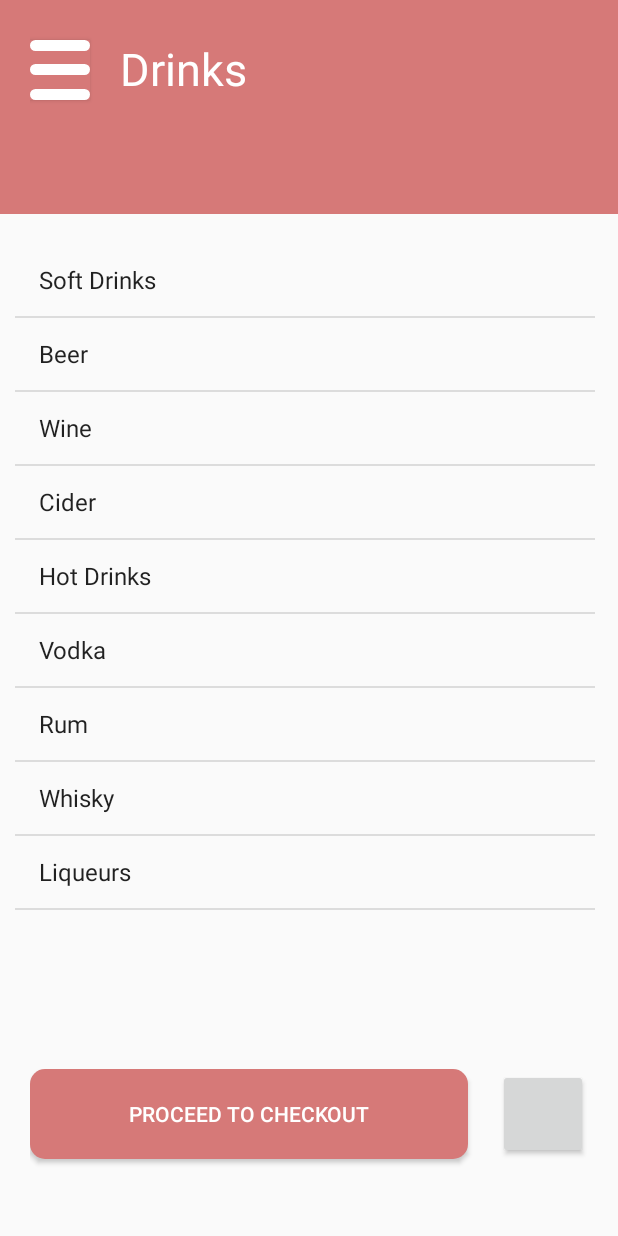
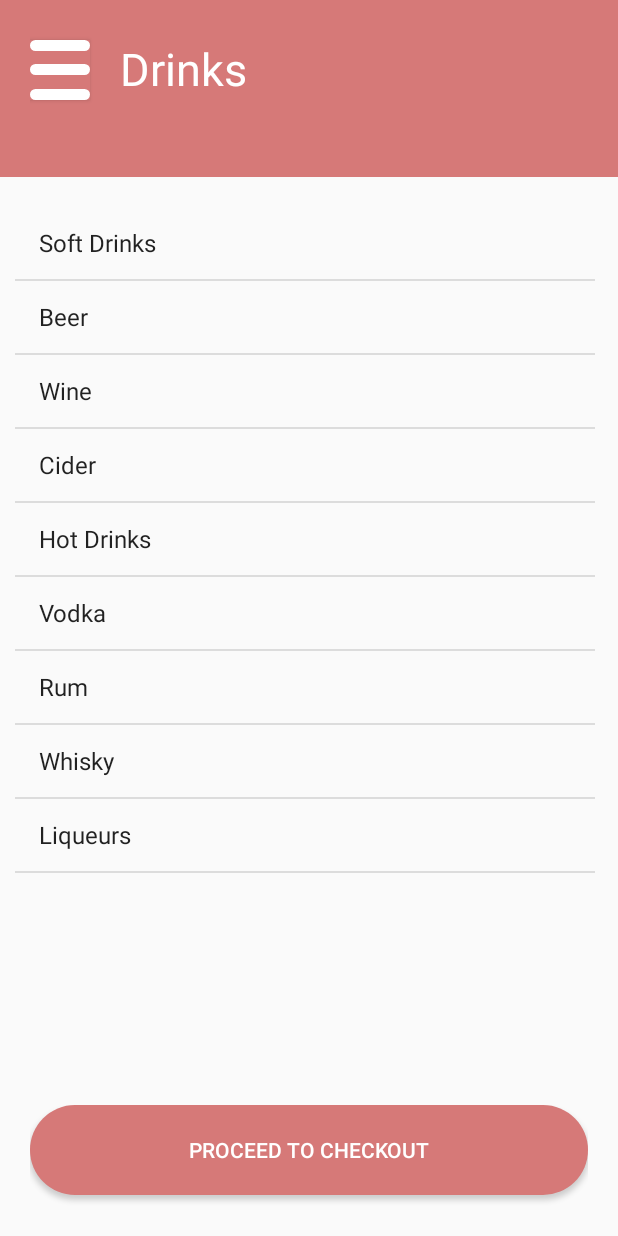
Before and after one commit to rossbelldev/HonoursProjectApp, an Android app: the OrderActivity screen opened directly, with no data from a screen before it, after a tap on "Drinks", on a phone screen of 412 x 824 dp. Run offline under Robolectric (Android 15) with nearby library versions, the phone set to English and light mode, and no system bars; our stand-ins replace Firebase (no records; nobody signed in at launch, a user with empty details on screens opened directly).

Commit message:
changed some layout proportions

```diff
--- a/App/app/src/main/java/com/honoursapp/activities/BrowseItemsActivity.java
+++ b/App/app/src/main/java/com/honoursapp/activities/BrowseItemsActivity.java
@@ -31,7 +31,7 @@ import java.util.Arrays;
 public class BrowseItemsActivity extends AppCompatActivity {
 
     //Buttons
-    Button btnBurgerBar, btnBasket, btnProceed;
+    Button btnBurgerBar, btnProceed;
 
     //List View
     ListView lvItems;
@@ -61,7 +61,6 @@ public class BrowseItemsActivity extends AppCompatActivity {
 
         //Buttons
         btnBurgerBar = (Button) findViewById(R.id.btnBurgerBar);
-        btnBasket = (Button) findViewById(R.id.btnBasket);
         btnProceed = (Button) findViewById(R.id.btnProceed);
 
         //List view
@@ -90,7 +89,7 @@ public class BrowseItemsActivity extends AppCompatActivity {
         lvItems.setAdapter(adapter);
 
         //On click for the basket button
-        btnBasket.setOnClickListener(new View.OnClickListener() {
+        btnProceed.setOnClickListener(new View.OnClickListener() {
             @Override
             public void onClick(View view) {
                 Intent i = new Intent(view.getContext(), BasketActivity.class);
--- a/App/app/src/main/java/com/honoursapp/activities/OrderActivity.java
+++ b/App/app/src/main/java/com/honoursapp/activities/OrderActivity.java
@@ -23,7 +23,7 @@ import java.util.Arrays;
 public class OrderActivity extends AppCompatActivity {
 
     //Buttons
-    Button btnBurgerBar, btnProceed, btnBasket;
+    Button btnBurgerBar, btnProceed;
 
     //List View
     ListView lvCategories;
@@ -42,7 +42,6 @@ public class OrderActivity extends AppCompatActivity {
         //Buttons
         btnBurgerBar = (Button) findViewById(R.id.btnBurgerBar);
         btnProceed = (Button) findViewById(R.id.btnProceed);
-        btnBasket = (Button) findViewById(R.id.btnBasket);
 
         //List view
         lvCategories = (ListView) findViewById(R.id.lvCategories);
@@ -98,7 +97,7 @@ public class OrderActivity extends AppCompatActivity {
         });
 
         //On click for the basket button
-        btnBasket.setOnClickListener(new View.OnClickListener() {
+        btnProceed.setOnClickListener(new View.OnClickListener() {
             @Override
             public void onClick(View view) {
                 Intent i = new Intent(view.getContext(), BasketActivity.class);
--- a/App/app/src/main/res/drawable/rounded_corners.xml
+++ b/App/app/src/main/res/drawable/rounded_corners.xml
@@ -3,7 +3,7 @@
     <item>
         <shape xmlns:android="http://schemas.android.com/apk/res/android" android:shape="rectangle">
             <solid android:color="@color/main"/>
-            <corners android:radius="10dp"/>
+            <corners android:radius="30dp"/>
         </shape>
     </item>
 </selector>
--- a/App/app/src/main/res/layout/activity_browse_items.xml
+++ b/App/app/src/main/res/layout/activity_browse_items.xml
@@ -21,7 +21,7 @@
             <LinearLayout
                 android:layout_width="match_parent"
                 android:layout_height="match_parent"
-                android:layout_weight="2.4"
+                android:layout_weight="3"
                 android:paddingRight="20dp"
                 android:paddingLeft="20dp"
                 android:paddingTop="20dp"
@@ -67,7 +67,7 @@
             <LinearLayout
                 android:layout_width="match_parent"
                 android:layout_height="match_parent"
-                android:layout_weight="2.4"
+                android:layout_weight="3"
                 android:paddingTop="30dp"
                 android:paddingLeft="20dp"
                 android:paddingRight="20dp">
@@ -81,12 +81,6 @@
                     android:background="@drawable/rounded_corners"
                     android:textColor="@color/mainWhite"/>
 
-                <Button
-                    android:id="@+id/btnBasket"
-                    android:layout_width="60dp"
-                    android:layout_height="60dp"
-                    android:layout_marginLeft="20dp"/>
-
             </LinearLayout>
 
 
--- a/App/app/src/main/res/layout/activity_view_item_template.xml
+++ b/App/app/src/main/res/layout/activity_view_item_template.xml
@@ -16,7 +16,7 @@
         <LinearLayout
             android:layout_width="match_parent"
             android:layout_height="match_parent"
-            android:layout_weight="2.4"
+            android:layout_weight="3"
             android:paddingRight="20dp"
             android:paddingLeft="20dp"
             android:paddingTop="20dp"
@@ -98,7 +98,7 @@
         <LinearLayout
             android:layout_width="match_parent"
             android:layout_height="match_parent"
-            android:layout_weight="2.4"
+            android:layout_weight="3"
             android:paddingTop="30dp"
             android:paddingLeft="20dp"
             android:paddingRight="20dp">
@@ -116,6 +116,7 @@
                 android:id="@+id/btnBasket"
                 android:layout_width="60dp"
                 android:layout_height="60dp"
+                android:background="@drawable/rounded_corners"
                 android:layout_marginLeft="20dp"/>
 
         </LinearLayout>
```
Also changed, not shown: App/app/src/main/res/layout/activity_order.xml (+2 -8 lines).
